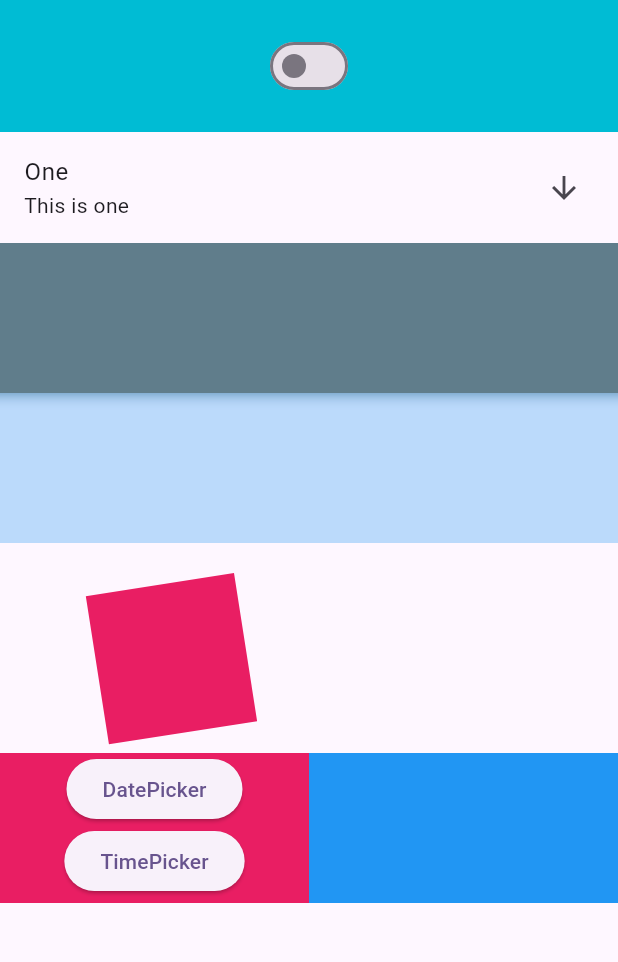
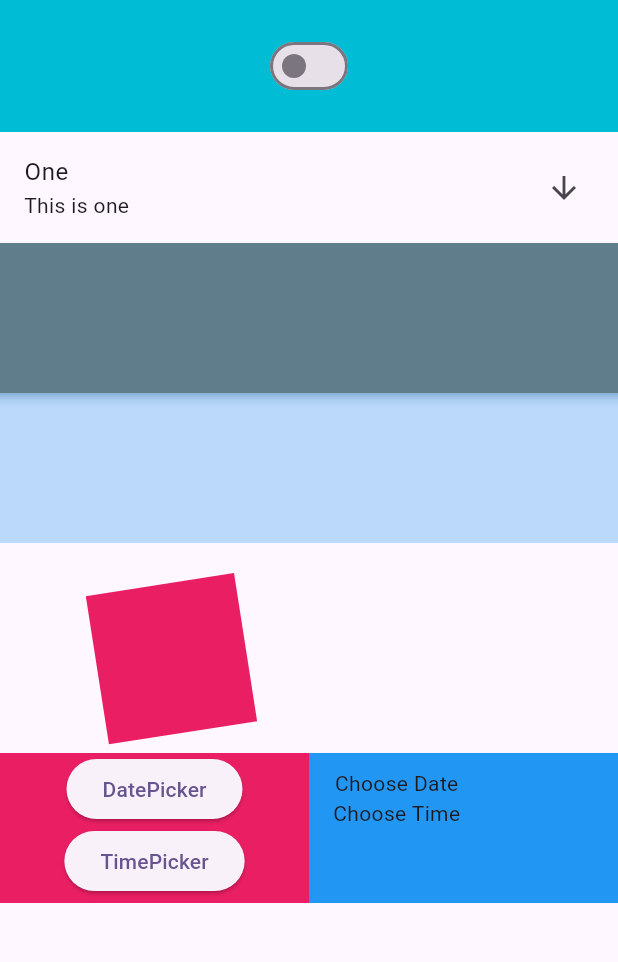
Before and after one commit to EusufUddin8926/flutter-widget, a Flutter app: the screen it shows after launch, on a phone screen of 412 x 824 dp, the part 84-1046 px from its top. Run offline on Flutter 3.47's test engine with Material 2 defaults, Android fonts, the phone set to English and light mode, and no system bars.

Commit message:
Time Picker add

```diff
--- a/lib/main.dart
+++ b/lib/main.dart
@@ -32,18 +32,28 @@ class MyHomePage extends StatefulWidget {
 
 class _MyHomePageState extends State<MyHomePage> {
   var _switchChecked = false;
-  late DateTime _dateTime;
+  DateTime? _dateTime;
+  TimeOfDay? _timeOfDay;
 
-  getDate() async{
-    DateTime? date =await showDatePicker(
+  getDate() async {
+    DateTime? date = await showDatePicker(
         context: context,
-        initialDate: DateTime(DateTime.now().year),
-        firstDate: DateTime(DateTime.now().year-20),
-        lastDate: DateTime(DateTime.now().year+2));
+        initialDate: DateTime(DateTime.now().year,DateTime.now().month,DateTime.now().day),
+        firstDate: DateTime(DateTime.now().year - 20),
+        lastDate: DateTime(DateTime.now().year + 2));
 
     setState(() {
       _dateTime = date!;
       print(_dateTime);
+    });
+  }
+
+  getTime() async {
+    TimeOfDay? day =
+        await showTimePicker(context: context, initialTime: TimeOfDay.now());
+
+    setState(() {
+      _timeOfDay = day!;
     });
   }
 
@@ -114,34 +124,51 @@ class _MyHomePageState extends State<MyHomePage> {
               mainAxisAlignment: MainAxisAlignment.spaceEvenly,
               children: [
                 Container(
-                  width: MediaQuery.of(context).size.width/2,
+                  width: MediaQuery.of(context).size.width / 2,
                   color: Colors.pink,
                   alignment: Alignment.center,
                   child: Column(
                     children: [
-                      ElevatedButton(onPressed: (){
-                        getDate();
-                      }, child: Text("DatePicker")),
-                      ElevatedButton(onPressed: (){}, child: Text("TimePicker")),
+                      ElevatedButton(
+                          onPressed: () {
+                            getDate();
+                          },
+                          child: Text("DatePicker")),
+                      ElevatedButton(
+                          onPressed: () {
+                            getTime();
+                          }, child: Text("TimePicker")),
                     ],
                   ),
                 ),
                 Container(
-                  width: MediaQuery.of(context).size.width/2,
+                  width: MediaQuery.of(context).size.width / 2,
                   color: Colors.blue,
                   alignment: Alignment.topLeft,
                   child: Padding(
                     padding: const EdgeInsets.only(left: 16),
                     child: Column(
                       children: [
-
+                        SizedBox(
+                          height: 10,
+                        ),
+                        _dateTime == null
+                            ? Text("Choose Date")
+                            : Text(
+                                "Date: ${_dateTime?.day}-${_dateTime?.month}-${_dateTime?.year}",
+                                style: TextStyle(color: Colors.white)),
+                        _timeOfDay == null
+                            ? Text("Choose Time")
+                            : Text(
+                                "Time: ${_timeOfDay?.hour}:${_timeOfDay?.minute}",
+                                style: TextStyle(color: Colors.white),
+                              )
                       ],
                     ),
                   ),
                 ),
               ],
             ),
-
           )
         ],
       ),
```
